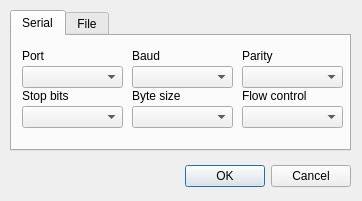
Old version of the form opendialog.ui in the repository cdesjardins/ComBomb.
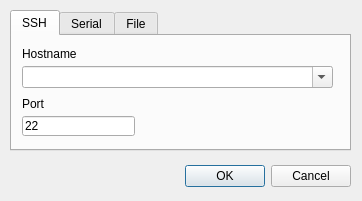
New version of the form. Icons and pictures are not drawn.

Commit message: Adding start of ssh open dialog

Diff of the .ui file:
```diff
--- a/opendialog.ui
+++ b/opendialog.ui
@@ -45,6 +45,66 @@
    <property name="currentIndex">
     <number>0</number>
    </property>
+   <widget class="QWidget" name="Ssh">
+    <attribute name="title">
+     <string>SSH</string>
+    </attribute>
+    <widget class="QComboBox" name="_hostNameComboBox">
+     <property name="geometry">
+      <rect>
+       <x>10</x>
+       <y>30</y>
+       <width>311</width>
+       <height>22</height>
+      </rect>
+     </property>
+     <property name="editable">
+      <bool>true</bool>
+     </property>
+    </widget>
+    <widget class="QLabel" name="label_8">
+     <property name="geometry">
+      <rect>
+       <x>10</x>
+       <y>10</y>
+       <width>301</width>
+       <height>16</height>
+      </rect>
+     </property>
+     <property name="text">
+      <string>Hostname</string>
+     </property>
+    </widget>
+    <widget class="QLabel" name="label_9">
+     <property name="geometry">
+      <rect>
+       <x>10</x>
+       <y>60</y>
+       <width>251</width>
+       <height>16</height>
+      </rect>
+     </property>
+     <property name="text">
+      <string>Port</string>
+     </property>
+    </widget>
+    <widget class="QLineEdit" name="_portNumLineEdit">
+     <property name="geometry">
+      <rect>
+       <x>10</x>
+       <y>80</y>
+       <width>113</width>
+       <height>20</height>
+      </rect>
+     </property>
+     <property name="inputMethodHints">
+      <set>Qt::ImhDigitsOnly</set>
+     </property>
+     <property name="text">
+      <string>22</string>
+     </property>
+    </widget>
+   </widget>
    <widget class="QWidget" name="Serial">
     <attribute name="title">
      <string>Serial</string>
```
The commit also changes 5 other files.
